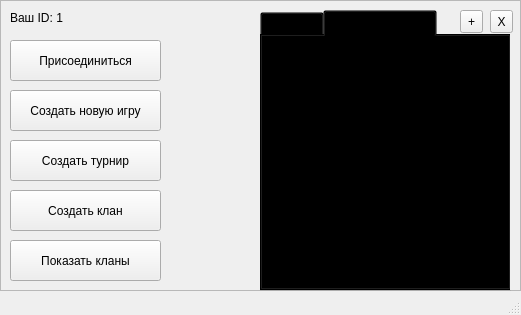
This is Client/mainmenu.ui in ChazGrant/Battleship as Qt 5 draws it before an edit. The edited form follows.
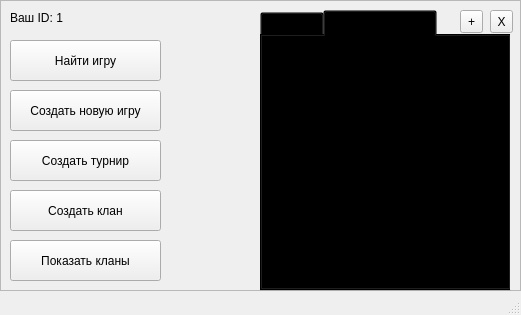
This is the edited form. The open tabs and pages were chosen to show the change.

Patch:
```diff
--- a/Client/mainmenu.ui
+++ b/Client/mainmenu.ui
@@ -150,7 +150,7 @@
       </rect>
      </property>
      <property name="text">
-      <string>Присоединиться</string>
+      <string>Найти игру</string>
      </property>
     </widget>
     <widget class="QToolButton" name="exitButton">
```
Left out of the diff: 10 changed lines with no effect on the pictures.
